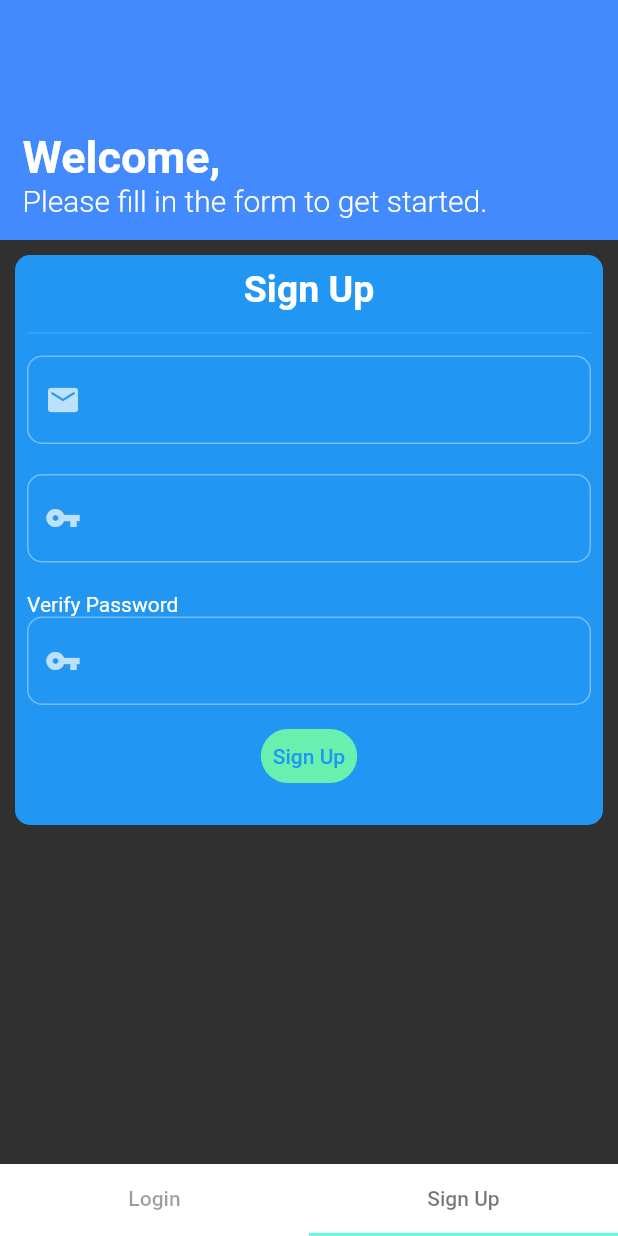
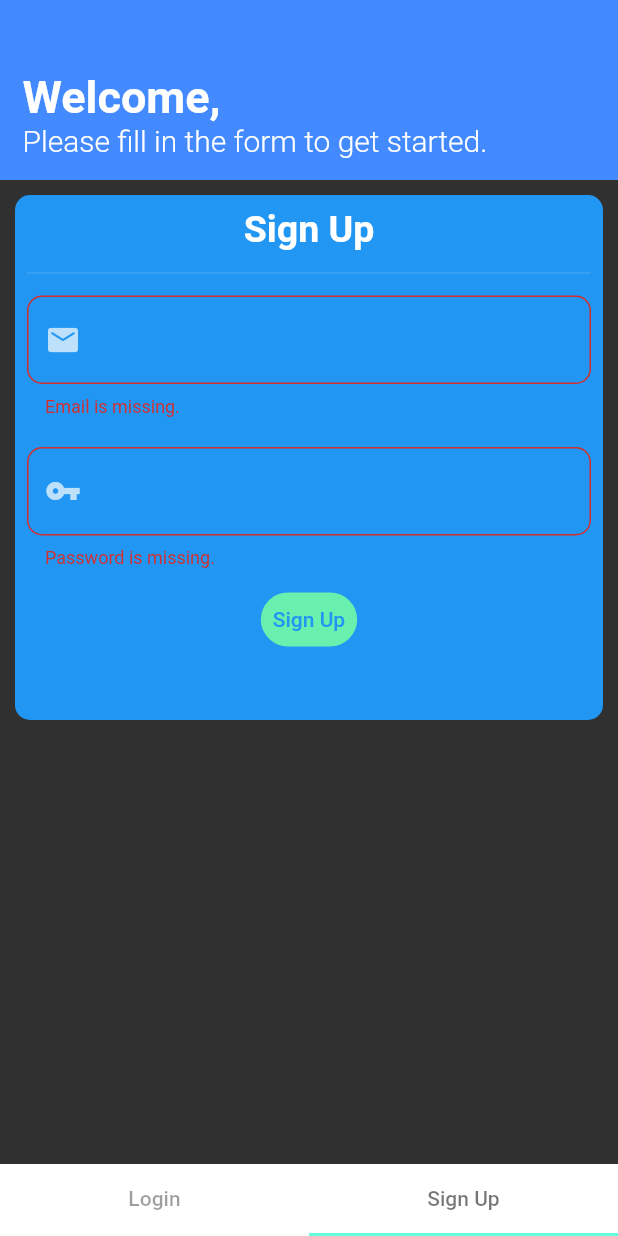
Before and after one commit to TechiePhil/news_headlines, a Flutter app: the screen it shows after launch, tab 2 chosen, after a tap on "Sign Up", on a phone screen of 412 x 824 dp. Run offline on Flutter 3.47's test engine with Material 2 defaults, Android fonts, the phone set to English and light mode, and no system bars; our stand-ins replace firebase_auth, firebase_core; accounts and stored records are empty.

Commit message:
Made changes to the login and signup route files, organized the artilces_details_page.dart file.

```diff
--- a/lib/headlines/ui/authenticate/signup_route.dart
+++ b/lib/headlines/ui/authenticate/signup_route.dart
@@ -1,5 +1,6 @@
 import 'package:flutter/material.dart';
 import 'package:firebase_auth/firebase_auth.dart';
+import 'package:headlines/headlines/ui/home/headlines_page.dart';
 
 class SignUpWidget extends StatefulWidget {
   @override
@@ -7,10 +8,48 @@ class SignUpWidget extends StatefulWidget {
 }
 
 class _SignUpWidgetState extends State<SignUpWidget> {
-
+  final formKey = GlobalKey<FormState>();
   TextEditingController emailController;
   TextEditingController passwordController;
-  TextEditingController verifyPasswordController;
+
+  @override
+  void initState() {
+    super.initState();
+    emailController = TextEditingController();
+    passwordController = TextEditingController();
+  }
+
+  bool validateAndSave() {
+    final form = formKey.currentState;
+    if (form.validate()) {
+      form.save();
+      return true;
+    }
+    return false;
+  }
+
+  void validateAndSubmit() async {
+    if (validateAndSave()) {
+      try {
+        UserCredential user = await FirebaseAuth
+          .instance.createUserWithEmailAndPassword(
+            email: emailController.text,
+            password: passwordController.text
+        );
+        Navigator.push(
+          context,
+          MaterialPageRoute(
+            builder: (context) {
+              return UserHome();
+            }
+          )
+        );
+      }
+      catch(error) {
+        print('Error: $error');
+      }
+    }
+  }
 
   @override
   Widget build(BuildContext context) {
@@ -19,7 +58,7 @@ class _SignUpWidgetState extends State<SignUpWidget> {
         child: Column(
           children: <Widget>[
             Container(
-              height: 160,
+              height: 120,
               width: MediaQuery.of(context).size.width,
               decoration: BoxDecoration(
                 color: Colors.blueAccent,
@@ -56,7 +95,7 @@ class _SignUpWidgetState extends State<SignUpWidget> {
             Padding(
               padding: EdgeInsets.symmetric(horizontal: 10),
               child: Container(
-                height: 380,
+                height: 350,
                 decoration: BoxDecoration(
                   color: Colors.blue,
                   borderRadius: BorderRadius.all(Radius.circular(10))
@@ -74,17 +113,27 @@ class _SignUpWidgetState extends State<SignUpWidget> {
                       ),
                       Divider(thickness: 1, height: 30,),
 
-                      Column(
+                      Form(
+                        key: formKey,
+                        child: Column(
                           children: <Widget>[
                             TextFormField(
                               controller: emailController,
+                              autovalidateMode: AutovalidateMode.always,
                               keyboardType: TextInputType.emailAddress,
                               decoration: InputDecoration(
                                 prefixIcon: Icon(Icons.email_rounded),
                                 border: OutlineInputBorder(
                                   borderRadius: BorderRadius.circular(10)
                                 )
-                            )
+                              ),
+                              validator: (value) {
+                                return value.isEmpty ? 'Email is missing.' :
+                                  null;
+                              },
+                              onSaved: (value) {
+                                emailController.text = value;
+                              }
                             ),
                             SizedBox(height: 20),
                             TextFormField(
@@ -98,27 +147,44 @@ class _SignUpWidgetState extends State<SignUpWidget> {
                                   borderSide: BorderSide(color: Colors.black),
                                   borderRadius: BorderRadius.circular(10)
                                 )
-                            )
                               ),
-                          SizedBox(height: 20),
-                          Row(
-                            children: <Widget>[
-                              Text('Verify Password'),
-                            ]
+                              validator: (value) {
+                                return value.isEmpty ? 'Password is missing.':
+                                  null;
+                              },
+                              onSaved: (value) {
+                                passwordController.text = value;
+                              }
                             ),
-                          TextFormField(
-                            controller: verifyPasswordController,
-                            obscuringCharacter: '*',
-                            obscureText: true,
-                            decoration: InputDecoration(
-                              prefixIcon: Icon(Icons.vpn_key),
-                              border: OutlineInputBorder(
-                                borderSide: BorderSide(color: Colors.black),
-                                borderRadius: BorderRadius.circular(10)
-                              )
-                            )
+                            // SizedBox(height: 20),
+                            // Row(
+                            //   children: <Widget>[
+                            //     Text('Verify Password'),
+                            //   ]
+                            // ),
+                            // TextFormField(
+                            //   controller: verifyPasswordController,
+                            //   autovalidateMode: AutovalidateMode.always,
+                            //   obscuringCharacter: '*',
+                            //   obscureText: true,
+                            //   decoration: InputDecoration(
+                            //     prefixIcon: Icon(Icons.vpn_key),
+                            //     border: OutlineInputBorder(
+                            //       borderSide: BorderSide(color: Colors.black),
+                            //       borderRadius: BorderRadius.circular(10)
+                            //     )
+                            //   ),
+                            //   validator: (value) {
+                            //     return verifyPasswordController.text ==
+                            //     passwordController.text ?
+                            //     'Mismatch password!' : null;
+                            //   },
+                            //   onSaved: (value) {
+                            //     verifyPasswordController.text = value;
+                            //   }
+                            // ),
+                          ],
                         ),
-                        ],
                       ),
 
                       // SignUp, SignIn button section
@@ -139,7 +205,7 @@ class _SignUpWidgetState extends State<SignUpWidget> {
                                   )
                                 )
                               ),
-                              onPressed: () {}
+                              onPressed: validateAndSubmit,
                             ),
                           ]
                         )
--- a/pubspec.yaml
+++ b/pubspec.yaml
@@ -34,6 +34,8 @@ dependencies:
   intl: ^0.17.0
   http: ^0.13.3
   cloud_firestore_web: ^2.4.1
+  provider: ^6.0.0
+  firebase_database: ^7.2.1
 
 dev_dependencies:
   flutter_test:
```
Also changed, not shown: lib/headlines/ui/authenticate/login_route.dart (+51 -6 lines), pubspec.lock. Lines whose indentation alone changed are shown as unchanged.
